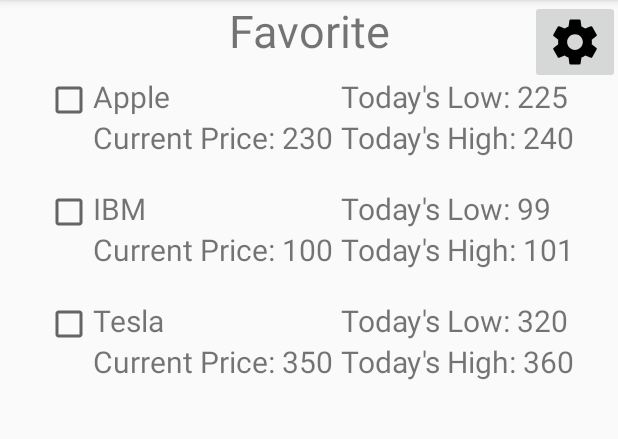
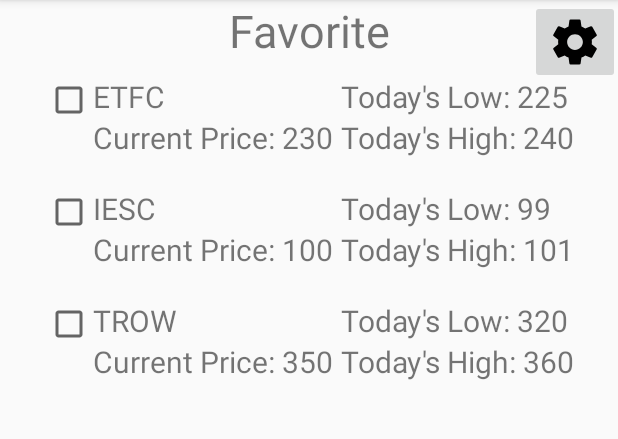
Before and after one commit to adazhu365/Stock-Price-Checker, an Android app: the screen it shows after launch (MainActivity), on a phone screen of 412 x 824 dp, the part 84-523 px from its top. Run offline under Robolectric (Android 15) with nearby library versions, the phone set to English and light mode, and no system bars.

```diff
--- a/app/src/main/java/edu/sitengvirginia/stockpricechecker/StockItem.java
+++ b/app/src/main/java/edu/sitengvirginia/stockpricechecker/StockItem.java
@@ -65,11 +65,11 @@ public class StockItem implements Serializable{
 
     public static ArrayList<StockItem> createInitialBucketList() {
         ArrayList<StockItem> initialList = new ArrayList<StockItem>();
-        initialList.add(new StockItem("Apple", "230", "225", "240", false));
+        initialList.add(new StockItem("ETFC", "230", "225", "240", false));
 
-        initialList.add(new StockItem("IBM", "100", "99", "101", false));
+        initialList.add(new StockItem("IESC", "100", "99", "101", false));
 
-        initialList.add(new StockItem("Tesla", "350", "320", "360", false));
+        initialList.add(new StockItem("TROW", "350", "320", "360", false));
 
         return initialList;
     }
--- a/app/src/main/res/layout/intro_layout.xml
+++ b/app/src/main/res/layout/intro_layout.xml
@@ -14,7 +14,7 @@
         android:layout_marginStart="16dp"
         android:layout_marginTop="34dp"
         android:layout_marginEnd="16dp"
-        android:text="Welcome to the best stock price checker app ever!"
+        android:text='Welcome to the best stock price checker app ever! E.x Search "AAPL" instead of Apple. '
         android:textAppearance="@android:style/TextAppearance.Material.Headline"
         android:textSize="30sp"
         app:layout_constraintEnd_toEndOf="parent"
```
